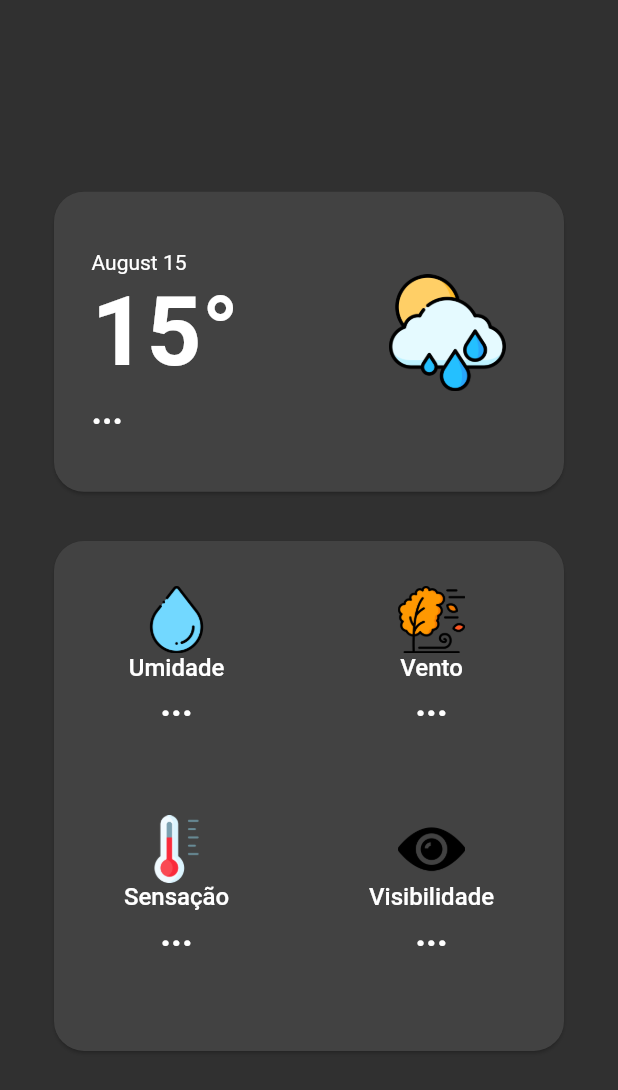
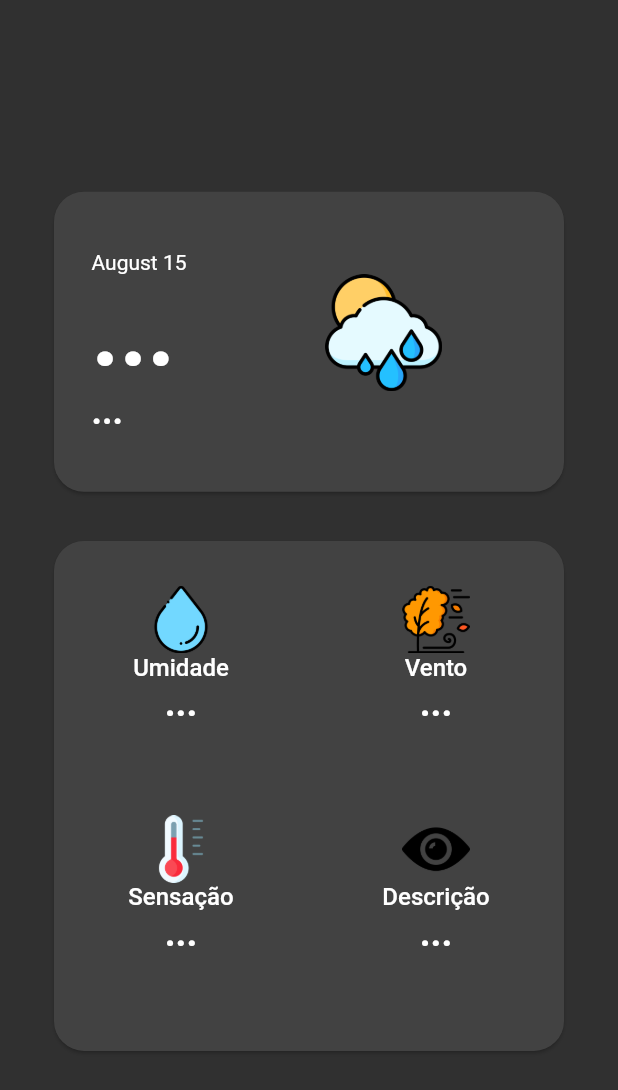
Before and after one commit to kauabarrosg/Clima, a Flutter app: the screen it shows after launch, on a phone screen of 412 x 824 dp. Shown: the top 1090 px of the screen. Run offline on Flutter 3.47's test engine with Material 2 defaults, Android fonts, the phone set to English and light mode, and no system bars; network calls fail.

```diff
--- a/lib/pages/screen.dart
+++ b/lib/pages/screen.dart
@@ -1,8 +1,6 @@
 import 'dart:convert';
 import 'package:flutter/material.dart';
-import 'package:fluttericon/meteocons_icons.dart';
 import 'package:http/http.dart' as http;
-
 import '../widget/widgetClimate.dart';
 import '../widget/widgetTable.dart';
 
@@ -16,7 +14,6 @@ class Screen extends StatefulWidget {
 class _ScreenState extends State<Screen> {
   @override
   void initState() {
-    // TODO: implement initState
     super.initState();
     this.getCurrentClimate();
   }
@@ -25,22 +22,22 @@ class _ScreenState extends State<Screen> {
   var local;
   var umidade;
   var velocidade;
-  var visibilidade;
+  var descricao;
   var sensacao;
 
   Future getCurrentClimate() async {
     var endpoint =
-        "https://api.openweathermap.org/data/2.5/weather?lat=-18.9113&lon=-48.2622&appid=c8f6bb1d914cdecd2bc67b12c74ba3b4";
+        "https://api.hgbrasil.com/weather?woeid=455917";
 
     http.Response response = await http.get(Uri.parse(endpoint));
     var body = jsonDecode(response.body);
     setState(() {
-      umidade = body["main"]["humidity"];
-      velocidade = body["wind"]["speed"];
-      temp = body["main"]["temp"];
-      visibilidade = body["visibility"];
-      sensacao = body["main"]["feels_like"];
-      local = body["name"];
+      umidade = body["results"]["humidity"];
+      velocidade = body["results"]["wind_speedy"];
+      temp = body["results"]["temp"];
+      descricao = body["results"]["description"];
+      sensacao = body["results"]["temp"];
+      local = body["results"]["city"];
     });
     print(response.body);
   }
@@ -59,17 +56,17 @@ class _ScreenState extends State<Screen> {
                     height: MediaQuery.of(context).size.height * 0.02,
                   ),
                   WidgetClimate(
-                    temp != null ? '${temp.toString()}' : '...',
-                    local != null ? '${local.toString()}' : '...',
+                    temp != null ? temp.toString() : '...',
+                    local != null ? local.toString() : '...',
                   ),
                   SizedBox(
                     height: MediaQuery.of(context).size.height * 0.03,
                   ),
                   widgetTable(
-                    velocidade != null ? '${velocidade.toString()}' : '...',
-                    umidade != null ? '${umidade.toString()}' : '...',
-                    visibilidade != null ? '${visibilidade.toString()}' : '...',
-                    sensacao != null ? '${sensacao.toString()}' : '...',
+                    velocidade != null ? velocidade.toString() : '...',
+                    umidade != null ? umidade.toString() : '...',
+                    descricao != null ? descricao.toString() : '...',
+                    sensacao != null ? sensacao.toString() : '...',
                   )
                 ],
               ),
--- a/lib/widget/widgetClimate.dart
+++ b/lib/widget/widgetClimate.dart
@@ -1,5 +1,4 @@
 import 'package:flutter/material.dart';
-import 'package:fluttericon/meteocons_icons.dart';
 import 'package:intl/intl.dart';
 
 Widget WidgetClimate(
@@ -23,7 +22,7 @@ Widget WidgetClimate(
               Row(
                 children: [
                   Text(
-                    '15°',
+                    temperatura,
                     style: TextStyle(fontSize: 64, fontWeight: FontWeight.bold),
                   ),
                   SizedBox(width: 100),
--- a/lib/widget/widgetTable.dart
+++ b/lib/widget/widgetTable.dart
@@ -1,10 +1,9 @@
 import 'package:flutter/material.dart';
-import 'package:fluttericon/meteocons_icons.dart';
 
 Widget widgetTable(
   String velocidade,
   String umidade,
-  String visibilidade,
+  String descricao,
   String sensacao,
 ) {
   return Card(
@@ -65,11 +64,11 @@ Widget widgetTable(
                     height: 45,
                     child: Image.asset('assets/imagens/visao.png')),
                 Text(
-                  'Visibilidade',
+                  'Descrição',
                   style: TextStyle(fontSize: 16, fontWeight: FontWeight.w500),
                 ),
                 Text(
-                  visibilidade,
+                  descricao,
                   style: TextStyle(fontSize: 25, fontWeight: FontWeight.bold),
                 ),
               ]),
--- a/pubspec.yaml
+++ b/pubspec.yaml
@@ -68,6 +68,7 @@ flutter:
     - assets/imagens/termometro.png
     - assets/imagens/visao.png
     - assets/imagens/wind.png
+    - assets/imagens/clima.png
 
 
 
```
Also changed, not shown: assets/imagens/clima.png (added).
